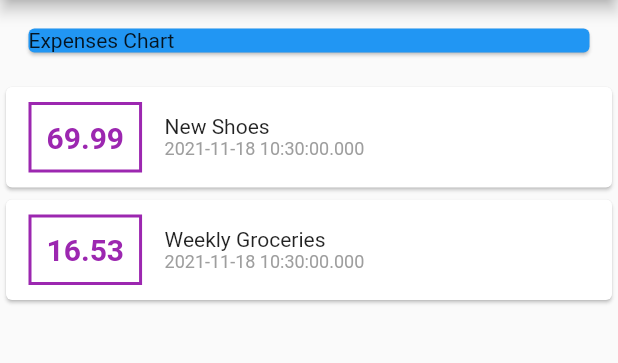
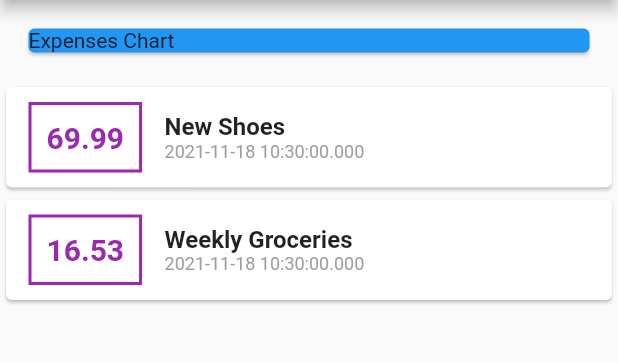
Before and after one commit to AleHenestroza/expenses_tracker, a Flutter app: the screen it shows after launch, on a phone screen of 412 x 824 dp, the part 84-447 px from its top. Run offline on Flutter 3.47's test engine with Material 2 defaults, Android fonts, the phone set to English and light mode, and no system bars.

Commit message:
TX text bolded

```diff
--- a/lib/main.dart
+++ b/lib/main.dart
@@ -75,7 +75,13 @@ class MyHomePage extends StatelessWidget {
                     Column(
                       crossAxisAlignment: CrossAxisAlignment.start,
                       children: <Widget>[
-                        Text(tx.title as String),
+                        Text(
+                          tx.title as String,
+                          style: const TextStyle(
+                            fontSize: 16,
+                            fontWeight: FontWeight.bold,
+                          ),
+                        ),
                         Text(
                           tx.date.toString(),
                           style: const TextStyle(
```
